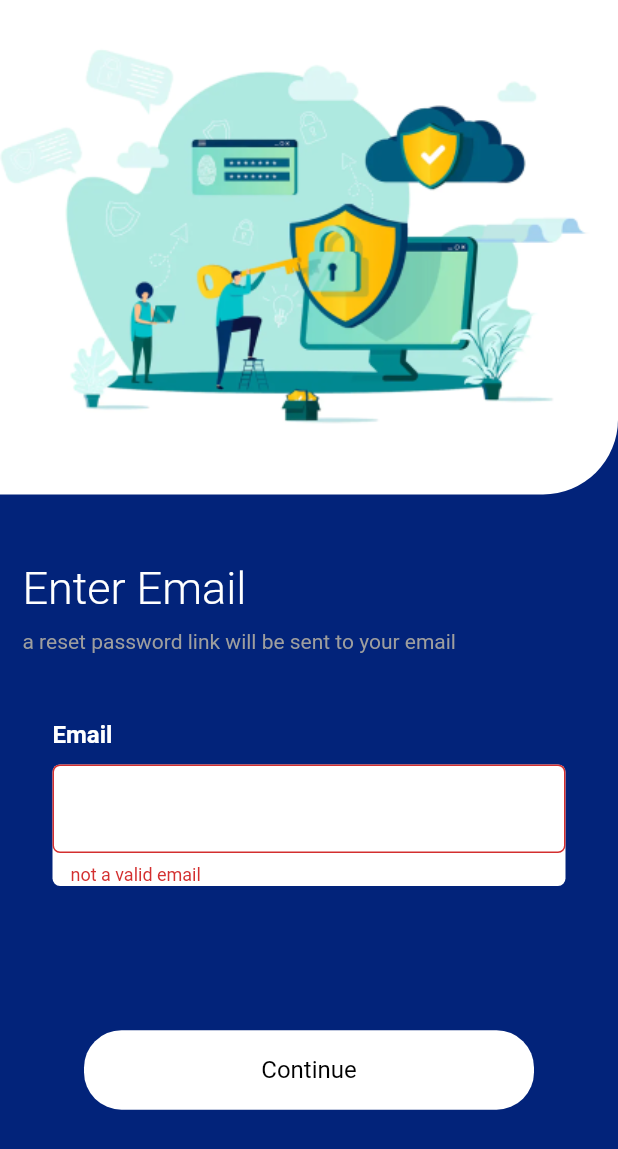
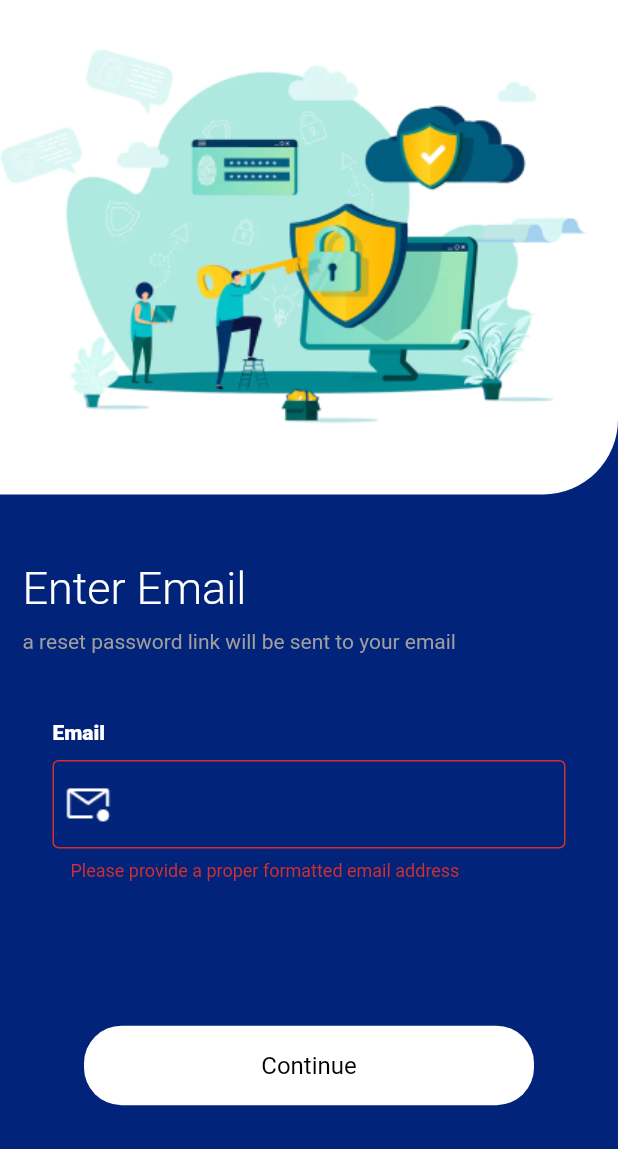
Before and after one commit to miracle7937/Rider-App, a Flutter app: the ForgetPassword screen opened directly, after a tap on "Continue", on a phone screen of 412 x 824 dp. Shown: the top 1149 px of the screen. Run offline on Flutter 3.47's test engine with Material 2 defaults, Android fonts, the phone set to English and light mode, and no system bars; our stand-ins replace auto_size_text, email_validator, google_fonts, google_maps_flutter, image_gallery_saver, image_picker and 6 more; missing offline and left inert: christian_picker_image, flutter_google_places, flutter_paystack, flutter_polyline_points, google_maps_webservice, libphonenumber and 2 more; accounts and stored records are empty.

Commit message:
fix ready for production

```diff
--- a/lib/custom_ui/custom_button.dart
+++ b/lib/custom_ui/custom_button.dart
@@ -1,3 +1,4 @@
+import 'package:deliveryApp/static_content/colors.dart';
 import 'package:flutter/material.dart';
 
 class CustomButton extends StatelessWidget {
@@ -6,13 +7,13 @@ class CustomButton extends StatelessWidget {
   final bool loading;
   final Color color;
   final TextStyle textStyle;
-final bool disAble;
+  final bool disAble;
   const CustomButton({
     Key key,
     @required this.title,
     this.callback,
     this.loading = false,
-    this.disAble =false,
+    this.disAble = false,
     this.color,
     this.textStyle,
   }) : super(key: key);
@@ -36,7 +37,7 @@ final bool disAble;
                   padding: const EdgeInsets.all(10.0),
                   child: CircularProgressIndicator(
                       strokeWidth: 3,
-                      valueColor: AlwaysStoppedAnimation<Color>(Colors.red)),
+                      valueColor: AlwaysStoppedAnimation<Color>(appColor)),
                 ),
         ),
       ),
--- a/lib/custom_ui/custom_snackbar.dart
+++ b/lib/custom_ui/custom_snackbar.dart
@@ -28,7 +28,7 @@ successSnackBar(BuildContext context, String message) {
 customAlertDialog(
   BuildContext context, {
   bool success = false,
-  String succMessage,
+  String message,
   VoidCallback onTap,
 }) {
   showModalBottomSheet(
@@ -54,14 +54,14 @@ customAlertDialog(
                   SizedBox(
                     height: MediaQuery.of(context).size.height * 0.30,
                     child: Lottie.asset(
-                        success ? AssetImages.success : AssetImages.error,
+                        success ? AssetImages.main_success : AssetImages.error,
                         repeat: success),
                   ),
                   SizedBox(
                     height: 10,
                   ),
                   Text(
-                    success ? succMessage : errorMsg,
+                    message,
                     textAlign: TextAlign.center,
                     style: TextStyle(fontSize: 16),
                   ),
--- a/lib/logic/authentication/register_newuser.dart
+++ b/lib/logic/authentication/register_newuser.dart
@@ -38,3 +38,9 @@ class Logoutuser extends Repository {
   Logoutuser(ServerData serverData, String path, this.context, {data})
       : super(serverData, context, path, data);
 }
+
+class OTPRepo extends Repository {
+  final BuildContext context;
+  OTPRepo(ServerData serverData, String path, this.context, {data})
+      : super(serverData, context, path, data);
+}
--- a/lib/pages/Auth/forget_password_page.dart
+++ b/lib/pages/Auth/forget_password_page.dart
@@ -1,6 +1,7 @@
 import 'package:deliveryApp/custom_ui/custom_authpage_ui.dart';
 import 'package:deliveryApp/custom_ui/custom_form.dart';
 import 'package:deliveryApp/logic/authentication/register_newuser.dart';
+import 'package:deliveryApp/static_content/Images.dart';
 import 'package:deliveryApp/static_content/colors.dart';
 import 'package:deliveryApp/utils/validation.dart';
 import 'package:flutter/material.dart';
@@ -38,8 +39,6 @@ class _ForgetPasswordState extends State<ForgetPassword> {
                 });
                 NewUser(ServerData(), '/forgotPassword', context,
                     data: {"email": email.text}).post().then((value) {
-
-
                   setState(() {
                     isLoading = false;
                   });
@@ -59,15 +58,12 @@ class _ForgetPasswordState extends State<ForgetPassword> {
                   Form(
                     key: _formKey,
                     child: CustomTextForm(
-                      color: Colors.white,
-                      validator: emailValidation,
-                      controller: email,
-                      titleStyle: TextStyle(
-                          color: Colors.white,
-                          fontSize: 16,
-                          fontWeight: FontWeight.bold),
-                      title: 'Email ',
-                    ),
+                        validator: emailValidation,
+                        controller: email,
+                        titleStyle: style,
+                        inputStyle: TextStyle(color: Colors.white),
+                        title: 'Email',
+                        decoration: getInputStyle(icon: AssetImages.email)),
                   ),
                 ],
               );
@@ -80,4 +76,19 @@ class _ForgetPasswordState extends State<ForgetPassword> {
       }),
     );
   }
+
+  TextStyle get style =>
+      TextStyle(fontWeight: FontWeight.w800, color: Colors.white);
+  getInputStyle({String icon}) {
+    return InputDecoration(
+      prefixIcon: Image.asset(
+        icon,
+      ),
+      enabledBorder:
+          OutlineInputBorder(borderSide: BorderSide(color: Colors.white)),
+      border: OutlineInputBorder(borderSide: BorderSide(color: Colors.white)),
+      focusedBorder: OutlineInputBorder(
+          borderSide: BorderSide(color: Colors.white, width: 2)),
+    );
+  }
 }
--- a/lib/utils/validation.dart
+++ b/lib/utils/validation.dart
@@ -7,14 +7,15 @@ String userNameValidation(String name) {
     return null;
 }
 
-String  emailValidation(email) =>
-    EmailValidator.validate(email) ? null : 'not a valid email';
+String emailValidation(email) => EmailValidator.validate(email)
+    ? null
+    : 'Please provide a proper formatted email address';
 
 String passwordValidation(String password) {
   if (password.length < 5) {
-    return 'password too short';
+    return 'password length is too short';
   } else if (password.contains(' ')) {
-    return 'password not properly formatted';
+    return 'Please ensure password is properly formatted';
   } else {
     return null;
   }
```
Also changed, not shown: lib/logic/otp_controller/otp_controller.dart (added, +26 -0 lines), lib/pages/Auth/otp_screen.dart (+40 -35 lines), lib/pages/Auth/registration_email_password_screen.dart (+7 -7 lines), lib/pages/Auth/registration_screen.dart (+35 -51 lines), 3 other files.
